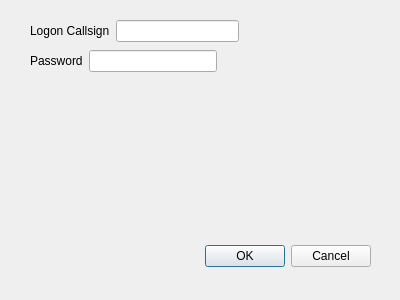
Before: the Qt Designer form mqt/MqtQrzServer/qrzconfiguredialog.ui in Rsclub22/Minos2-Mirror, drawn with Qt 5.
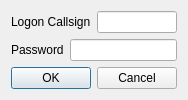
After: the same form once the commit is applied.

Commit message: Dialog titles

What changed in the file:
```diff
--- a/mqt/MqtQrzServer/qrzconfiguredialog.ui
+++ b/mqt/MqtQrzServer/qrzconfiguredialog.ui
@@ -6,38 +6,15 @@
    <rect>
     <x>0</x>
     <y>0</y>
-    <width>400</width>
-    <height>300</height>
+    <width>184</width>
+    <height>100</height>
    </rect>
   </property>
   <property name="windowTitle">
    <string>Dialog</string>
   </property>
-  <widget class="QDialogButtonBox" name="buttonBox">
-   <property name="geometry">
-    <rect>
-     <x>30</x>
-     <y>240</y>
-     <width>341</width>
-     <height>32</height>
-    </rect>
-   </property>
-   <property name="orientation">
-    <enum>Qt::Horizontal</enum>
-   </property>
-   <property name="standardButtons">
-    <set>QDialogButtonBox::Cancel|QDialogButtonBox::Ok</set>
-   </property>
-  </widget>
-  <widget class="QWidget" name="">
-   <property name="geometry">
-    <rect>
-     <x>30</x>
-     <y>20</y>
-     <width>209</width>
-     <height>22</height>
-    </rect>
-   </property>
+  <layout class="QVBoxLayout" name="verticalLayout">
+   <item>
    <layout class="QHBoxLayout" name="horizontalLayout">
     <item>
      <widget class="QLabel" name="label">
@@ -50,16 +27,8 @@
      <widget class="QLineEdit" name="logonCallsignLineEdit"/>
     </item>
    </layout>
-  </widget>
-  <widget class="QWidget" name="">
-   <property name="geometry">
-    <rect>
-     <x>30</x>
-     <y>50</y>
-     <width>187</width>
-     <height>22</height>
-    </rect>
-   </property>
+   </item>
+   <item>
    <layout class="QHBoxLayout" name="horizontalLayout_2">
     <item>
      <widget class="QLabel" name="label_2">
@@ -72,7 +41,18 @@
      <widget class="QLineEdit" name="qrzPasswordLineEdit"/>
     </item>
    </layout>
-  </widget>
+   </item>
+   <item>
+    <widget class="QDialogButtonBox" name="buttonBox">
+     <property name="orientation">
+      <enum>Qt::Horizontal</enum>
+     </property>
+     <property name="standardButtons">
+      <set>QDialogButtonBox::Cancel|QDialogButtonBox::Ok</set>
+     </property>
+    </widget>
+   </item>
+  </layout>
  </widget>
  <resources/>
  <connections>
```
Left out of the diff: 2 changed lines with no effect on the pictures. Lines whose indentation alone changed are shown as unchanged. The commit also changes 2 other files.
